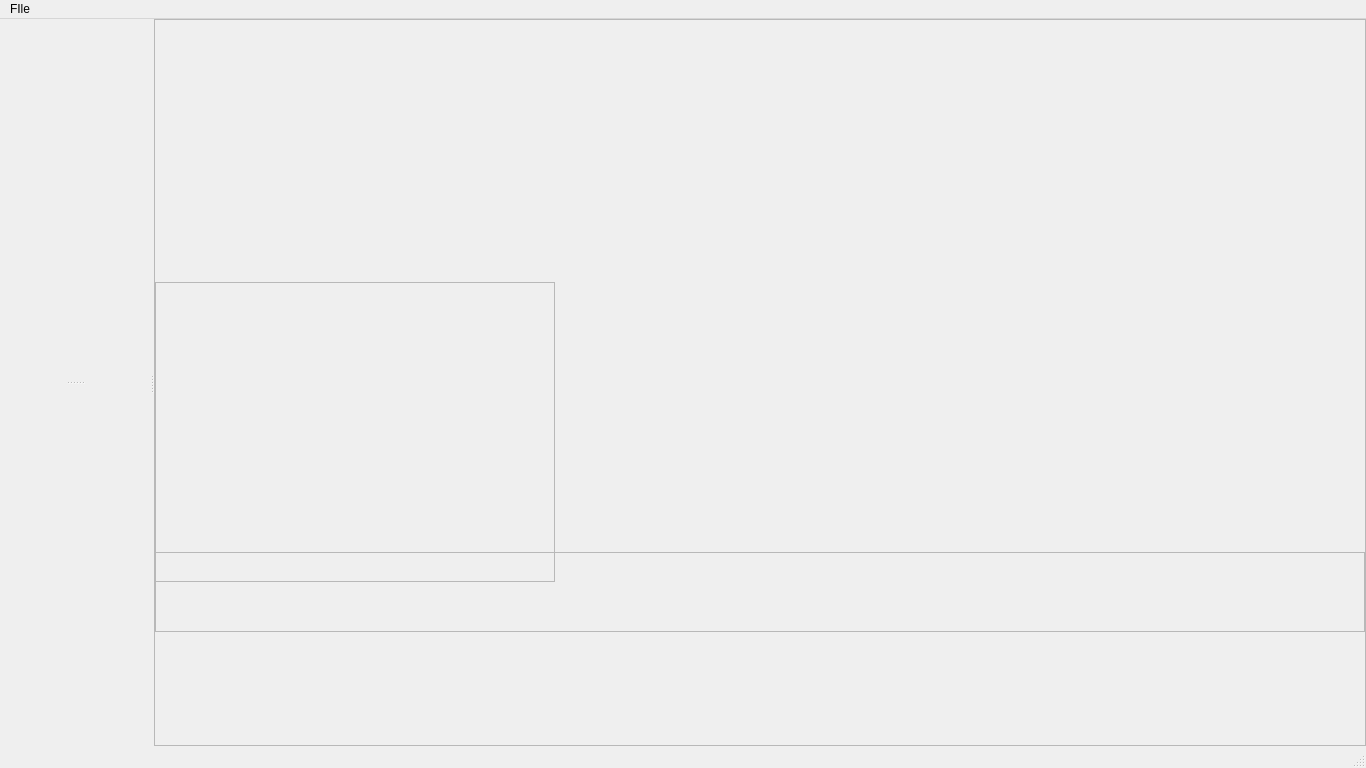
Above: Main/UI/main_ui.ui from n00bcybot/easywatermark before the change. Below: the same form after it.
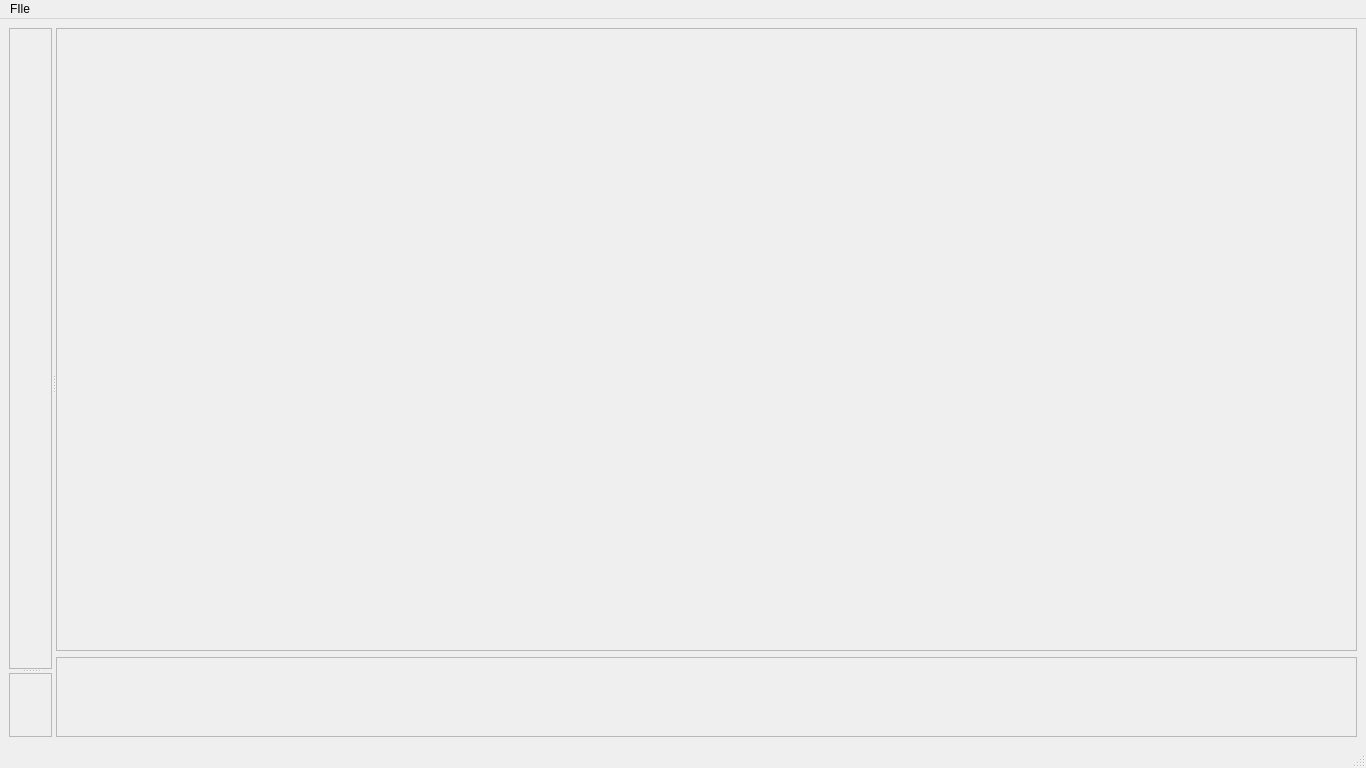
That is the form after the change.

Diff of the .ui file:
```diff
--- a/Main/UI/main_ui.ui
+++ b/Main/UI/main_ui.ui
@@ -14,42 +14,15 @@
    <string>MainWindow</string>
   </property>
   <widget class="QWidget" name="centralwidget">
-   <layout class="QGridLayout" name="layout_main">
-    <property name="sizeConstraint">
-     <enum>QLayout::SizeConstraint::SetDefaultConstraint</enum>
-    </property>
-    <property name="leftMargin">
-     <number>0</number>
-    </property>
-    <property name="topMargin">
-     <number>0</number>
-    </property>
-    <property name="rightMargin">
-     <number>0</number>
-    </property>
-    <property name="bottomMargin">
-     <number>0</number>
-    </property>
-    <property name="spacing">
-     <number>0</number>
-    </property>
+   <layout class="QGridLayout" name="gridLayout_4">
     <item row="0" column="0">
-     <widget class="QSplitter" name="splitter_main">
-      <property name="enabled">
-       <bool>true</bool>
-      </property>
+     <widget class="QSplitter" name="sp_main">
       <property name="sizePolicy">
-       <sizepolicy hsizetype="Preferred" vsizetype="Expanding">
+       <sizepolicy hsizetype="Minimum" vsizetype="Preferred">
         <horstretch>0</horstretch>
         <verstretch>0</verstretch>
        </sizepolicy>
       </property>
-      <property name="maximumSize">
-       <size>
-        <width>16777215</width>
-        <height>16777215</height>
-       </size>
-      </property>
       <property name="orientation">
        <enum>Qt::Orientation::Horizontal</enum>
       </property>
@@ -58,20 +31,20 @@
       </property>
       <widget class="QSplitter" name="sp_images_tools">
        <property name="sizePolicy">
-        <sizepolicy hsizetype="Preferred" vsizetype="Minimum">
+        <sizepolicy hsizetype="Preferred" vsizetype="Preferred">
          <horstretch>0</horstretch>
          <verstretch>0</verstretch>
         </sizepolicy>
        </property>
        <property name="minimumSize">
         <size>
-         <width>150</width>
-         <height>500</height>
+         <width>0</width>
+         <height>0</height>
         </size>
        </property>
        <property name="maximumSize">
         <size>
-         <width>300</width>
+         <width>16777215</width>
          <height>16777215</height>
         </size>
        </property>
@@ -84,75 +57,29 @@
        <property name="childrenCollapsible">
         <bool>false</bool>
        </property>
-       <widget class="QFrame" name="layout_image_viewer">
-        <property name="sizePolicy">
-         <sizepolicy hsizetype="Preferred" vsizetype="Expanding">
-          <horstretch>0</horstretch>
-          <verstretch>0</verstretch>
-         </sizepolicy>
-        </property>
-        <property name="minimumSize">
-         <size>
-          <width>150</width>
-          <height>150</height>
-         </size>
-        </property>
-        <property name="maximumSize">
-         <size>
-          <width>300</width>
-          <height>16777215</height>
-         </size>
-        </property>
+       <widget class="QFrame" name="layout_viewer">
         <property name="frameShape">
-         <enum>QFrame::Shape::NoFrame</enum>
+         <enum>QFrame::Shape::StyledPanel</enum>
         </property>
         <property name="frameShadow">
-         <enum>QFrame::Shadow::Plain</enum>
+         <enum>QFrame::Shadow::Raised</enum>
         </property>
-        <property name="lineWidth">
-         <number>0</number>
-        </property>
-        <layout class="QGridLayout" name="layout_image_grid">
-         <property name="sizeConstraint">
-          <enum>QLayout::SizeConstraint::SetNoConstraint</enum>
-         </property>
-         <property name="leftMargin">
-          <number>0</number>
-         </property>
-         <property name="topMargin">
-          <number>0</number>
-         </property>
-         <property name="rightMargin">
-          <number>0</number>
-         </property>
-         <property name="bottomMargin">
-          <number>0</number>
-         </property>
-         <property name="spacing">
-          <number>0</number>
-         </property>
-        </layout>
+        <layout class="QGridLayout" name="gridLayout"/>
        </widget>
        <widget class="QFrame" name="layout_toolbox">
         <property name="minimumSize">
          <size>
           <width>0</width>
-          <height>300</height>
-         </size>
-        </property>
-        <property name="maximumSize">
-         <size>
-          <width>300</width>
-          <height>500</height>
+          <height>0</height>
          </size>
         </property>
         <property name="frameShape">
-         <enum>QFrame::Shape::NoFrame</enum>
+         <enum>QFrame::Shape::StyledPanel</enum>
         </property>
         <property name="frameShadow">
          <enum>QFrame::Shadow::Raised</enum>
         </property>
-        <layout class="QGridLayout" name="gridLayout_3">
+        <layout class="QGridLayout" name="gridLayout_2">
          <property name="sizeConstraint">
           <enum>QLayout::SizeConstraint::SetDefaultConstraint</enum>
          </property>
@@ -168,44 +95,17 @@
          <property name="bottomMargin">
           <number>0</number>
          </property>
-         <property name="spacing">
-          <number>0</number>
-         </property>
         </layout>
        </widget>
       </widget>
-      <widget class="QFrame" name="layout_display_flick">
-       <property name="minimumSize">
-        <size>
-         <width>400</width>
-         <height>300</height>
-        </size>
-       </property>
-       <property name="frameShape">
-        <enum>QFrame::Shape::StyledPanel</enum>
-       </property>
-       <property name="frameShadow">
-        <enum>QFrame::Shadow::Raised</enum>
-       </property>
-       <layout class="QVBoxLayout" name="verticalLayout_2">
-        <property name="leftMargin">
-         <number>0</number>
-        </property>
-        <property name="topMargin">
-         <number>0</number>
-        </property>
-        <property name="rightMargin">
-         <number>0</number>
-        </property>
-        <property name="bottomMargin">
-         <number>0</number>
-        </property>
+      <widget class="QWidget" name="layoutWidget">
+       <layout class="QVBoxLayout" name="verticalLayout">
         <item>
-         <widget class="QFrame" name="layout_image_display">
+         <widget class="QFrame" name="layout_display">
           <property name="minimumSize">
            <size>
-            <width>400</width>
-            <height>300</height>
+            <width>600</width>
+            <height>400</height>
            </size>
           </property>
           <property name="frameShape">
@@ -214,33 +114,11 @@
           <property name="frameShadow">
            <enum>QFrame::Shadow::Raised</enum>
           </property>
-          <layout class="QGridLayout" name="gridLayout_2">
-           <property name="sizeConstraint">
-            <enum>QLayout::SizeConstraint::SetMaximumSize</enum>
-           </property>
-           <property name="leftMargin">
-            <number>0</number>
-           </property>
-           <property name="topMargin">
-            <number>0</number>
-           </property>
-           <property name="rightMargin">
-            <number>0</number>
-           </property>
-           <property name="bottomMargin">
-            <number>0</number>
-           </property>
-          </layout>
+          <layout class="QGridLayout" name="gridLayout_3"/>
          </widget>
         </item>
         <item>
          <widget class="QFrame" name="layout_flick">
-          <property name="minimumSize">
-           <size>
-            <width>400</width>
-            <height>80</height>
-           </size>
-          </property>
           <property name="maximumSize">
            <size>
             <width>16777215</width>
@@ -253,20 +131,7 @@
           <property name="frameShadow">
            <enum>QFrame::Shadow::Raised</enum>
           </property>
-          <layout class="QHBoxLayout" name="horizontalLayout">
-           <property name="leftMargin">
-            <number>0</number>
-           </property>
-           <property name="topMargin">
-            <number>0</number>
-           </property>
-           <property name="rightMargin">
-            <number>0</number>
-           </property>
-           <property name="bottomMargin">
-            <number>0</number>
-           </property>
-          </layout>
+          <layout class="QHBoxLayout" name="horizontalLayout"/>
          </widget>
         </item>
        </layout>
```
Left out of the diff: 11 changed lines with no effect on the pictures.
